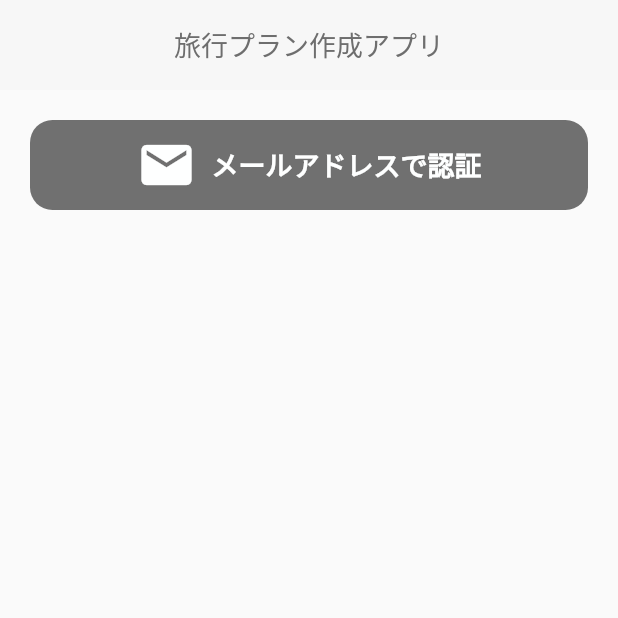
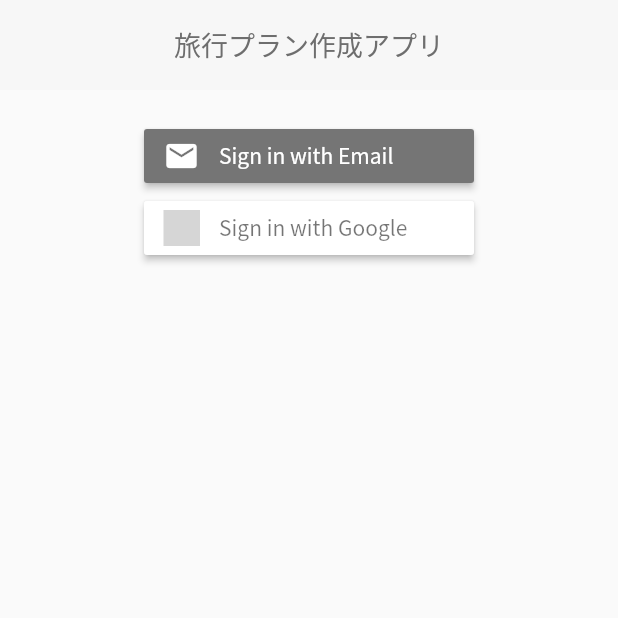
Before and after one commit to jozuko/Trip, a Flutter app: the screen it shows after launch, on a phone screen of 412 x 824 dp, the top half of it. Run offline on Flutter 3.47's test engine with Material 2 defaults, Android fonts, the phone set to English and light mode, and no system bars; drawn by our look-alikes of sign_in_button; our stand-ins replace equatable, firebase_auth, firebase_core, firebase_crashlytics, flutter_bloc, get_it and 3 more; accounts and stored records are empty; generated files the repository leaves out were written again; grey boxes are pictures that could not be loaded.

Commit message:
add firebase-auth(add google)

```diff
--- a/lib/view/signin/signin_page.dart
+++ b/lib/view/signin/signin_page.dart
@@ -1,10 +1,10 @@
 import 'package:flutter/material.dart';
 import 'package:flutter_bloc/flutter_bloc.dart';
-import 'package:trip/util/colors.dart';
+import 'package:sign_in_button/sign_in_button.dart';
 import 'package:trip/util/global.dart';
+import 'package:trip/view/signin/singin_bloc.dart';
 import 'package:trip/view/signin/singin_mail_bloc.dart';
 import 'package:trip/view/signin/singin_mail_page.dart';
-import 'package:trip/widget/button/square_rounded_button.dart';
 import 'package:trip/widget/title_bar.dart';
 
 ///
@@ -29,7 +29,13 @@ class _SignInState extends State<SignInPage> {
         _buildTitleBar(),
         Padding(
           padding: const EdgeInsets.all(margin),
-          child: _buildMailProvider(),
+          child: Column(
+            mainAxisSize: MainAxisSize.min,
+            children: [
+              SignInButton(Buttons.email, onPressed: _onTapEmail),
+              SignInButton(Buttons.google, onPressed: _onTapGoogle),
+            ],
+          ),
         ),
       ],
     );
@@ -39,36 +45,7 @@ class _SignInState extends State<SignInPage> {
     return const TitleBar(title: '旅行プラン作成アプリ');
   }
 
-  Widget _buildMailProvider() {
-    return SquareRoundedButton(
-      onPressed: onTapMailProvider,
-      child: Center(
-        child: Row(
-          mainAxisSize: MainAxisSize.min,
-          children: const [
-            Icon(
-              Icons.mail,
-              size: 40.0,
-              color: TColors.white,
-            ),
-            SizedBox(
-              width: marginS,
-            ),
-            Text(
-              'メールアドレスで認証',
-              style: TextStyle(
-                fontSize: fontSize3,
-                fontWeight: FontWeight.bold,
-                color: TColors.white,
-              ),
-            ),
-          ],
-        ),
-      ),
-    );
-  }
-
-  void onTapMailProvider() {
+  void _onTapEmail() {
     Navigator.of(context).push(
       MaterialPageRoute(
         builder: (context) => BlocProvider(
@@ -78,4 +55,8 @@ class _SignInState extends State<SignInPage> {
       ),
     );
   }
+
+  void _onTapGoogle() {
+    BlocProvider.of<SignInBloc>(context).add(SignInGoogleEvent());
+  }
 }
--- a/lib/view/signin/singin_bloc.dart
+++ b/lib/view/signin/singin_bloc.dart
@@ -1,12 +1,24 @@
 import 'package:equatable/equatable.dart';
 import 'package:flutter_bloc/flutter_bloc.dart';
+import 'package:trip/service/auth_service.dart';
+import 'package:trip/util/global.dart';
 
 ///
 /// Created by jozuko on 2023/02/17.
 /// Copyright (c) 2023 Studio Jozu. All rights reserved.
 ///
 class SignInBloc extends Bloc<SignInEvent, SignInState> {
-  SignInBloc() : super(SignInState());
+  SignInBloc() : super(const SignInState()) {
+    on<SignInGoogleEvent>(_onAuthGoogle);
+  }
+
+  Future<void> _onAuthGoogle(event, emit) async {
+    final authService = getIt.get<AuthService>();
+
+    emit(state.copyWith(isLoading: true));
+    final result = await authService.authWithGoogle();
+    emit(state.copyWith(isLoading: false));
+  }
 }
 
 abstract class SignInEvent extends Equatable {
@@ -14,7 +26,30 @@ abstract class SignInEvent extends Equatable {
   List<Object?> get props => [];
 }
 
+class SignInGoogleEvent extends SignInEvent {}
+
 class SignInState extends Equatable {
+  final bool isLoading;
+  final bool isDoneAuth;
+
+  const SignInState({
+    this.isLoading = false,
+    this.isDoneAuth = false,
+  });
+
+  SignInState copyWith({
+    bool? isLoading,
+    bool? isDoneAuth,
+  }) {
+    return SignInState(
+      isLoading: isLoading ?? this.isLoading,
+      isDoneAuth: isDoneAuth ?? this.isDoneAuth,
+    );
+  }
+
   @override
-  List<Object?> get props => [];
+  List<Object?> get props => [
+        isLoading,
+        isDoneAuth,
+      ];
 }
--- a/pubspec.yaml
+++ b/pubspec.yaml
@@ -27,6 +27,8 @@ dependencies:
   firebase_crashlytics: ^3.0.13
   firebase_auth: ^4.2.6
   google_sign_in: ^5.4.4
+
+  sign_in_button: ^3.1.0
 
 dev_dependencies:
   flutter_test:
```
Also changed, not shown: 1 other file.
